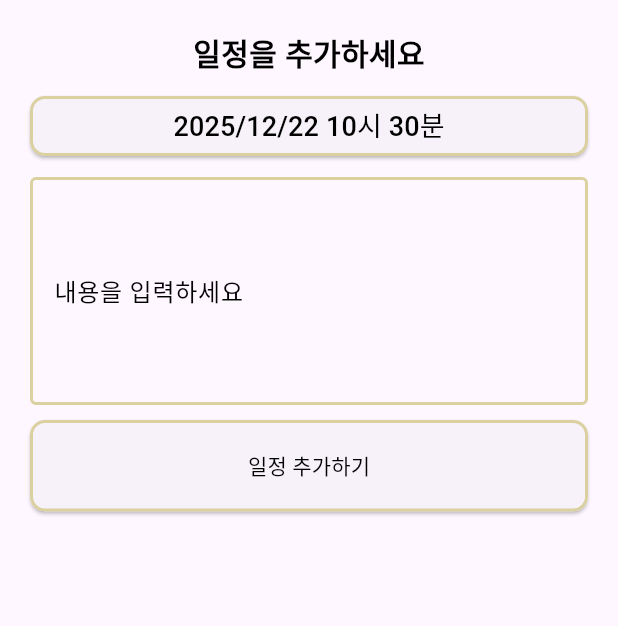
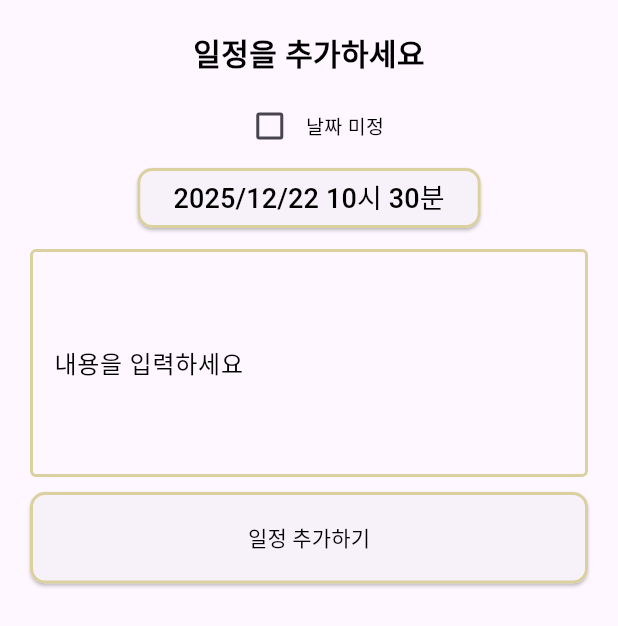
Before and after one commit to devhyunwoo/flutter_doit, a Flutter app: the HomeBottomSheet widget shown alone on an empty page, opened directly, on a phone screen of 412 x 824 dp. Shown: the top 626 px of the screen. Run offline on Flutter 3.47's test engine with Material 3 defaults, Android fonts, the phone set to English and light mode, and no system bars; our stand-ins replace dio, flutter_riverpod, freezed_annotation, go_router, sqflite, sticky_headers and 1 more; accounts and stored records are empty.

Commit message:
날짜 미정 추가 및 일정 수정 기능 추가

```diff
--- a/lib/data/database/database_helper.dart
+++ b/lib/data/database/database_helper.dart
@@ -29,7 +29,8 @@ class DatabaseHelper {
             imageUrl TEXT,
             content TEXT NOT NULL,
             dateTime TEXT NOT NULL,
-            isDone INTEGER NOT NULL DEFAULT 0
+            isDone INTEGER NOT NULL DEFAULT 0,
+            isTBD INTEGER NOT NULL DEFAULT 0
           )
         ''');
       },
--- a/lib/ui/home/contract/effect/home_effect.dart
+++ b/lib/ui/home/contract/effect/home_effect.dart
@@ -2,7 +2,11 @@ import '../state/todo.dart';
 
 sealed class HomeEffect {}
 
-class ShowBottomSheet extends HomeEffect {}
+class ShowBottomSheet extends HomeEffect {
+  final TodoModel? todo;
+
+  ShowBottomSheet({this.todo});
+}
 
 class ShowDialog extends HomeEffect {
   final TodoModel todo;
--- a/lib/ui/home/contract/event/home_event.dart
+++ b/lib/ui/home/contract/event/home_event.dart
@@ -2,7 +2,11 @@ import 'package:doit_app/ui/home/contract/state/todo.dart';
 
 sealed class HomeEvent {}
 
-class OnClickAddTodo extends HomeEvent {}
+class OnClickAddTodo extends HomeEvent {
+  final TodoModel? todo;
+
+  OnClickAddTodo(this.todo);
+}
 
 class ReloadData extends HomeEvent {}
 
--- a/lib/ui/home/contract/state/todo.dart
+++ b/lib/ui/home/contract/state/todo.dart
@@ -11,6 +11,7 @@ class TodoModel with _$TodoModel {
     required String content,
     required DateTime dateTime,
     @Default(0) int isDone,
+    @Default(0) int isTBD,
   }) = _TodoModel;
 
   factory TodoModel.fromJson(Map<String, dynamic> json) => _$TodoModelFromJson(json);
--- a/lib/ui/home/view/widgets/bottom_sheet/bottom_sheet.dart
+++ b/lib/ui/home/view/widgets/bottom_sheet/bottom_sheet.dart
@@ -1,3 +1,4 @@
+import 'package:doit_app/ui/home/contract/state/todo.dart';
 import 'package:doit_app/utils/color_util.dart';
 import 'package:flutter/cupertino.dart';
 import 'package:flutter/material.dart';
@@ -6,11 +7,31 @@ import 'package:go_router/go_router.dart';
 
 import '../../../../di/di.dart';
 
-class HomeBottomSheet extends ConsumerWidget {
-  const HomeBottomSheet({super.key});
+class HomeBottomSheet extends ConsumerStatefulWidget {
+  final TodoModel? currentTodo;
+
+  const HomeBottomSheet({this.currentTodo, super.key});
 
   @override
-  Widget build(BuildContext context, WidgetRef ref) {
+  ConsumerState<HomeBottomSheet> createState() => _HomeBottomSheetState();
+}
+
+class _HomeBottomSheetState extends ConsumerState<HomeBottomSheet> {
+  late final TextEditingController _controller;
+
+  @override
+  void initState() {
+    super.initState();
+    _controller = TextEditingController(text: widget.currentTodo?.content);
+    if (widget.currentTodo != null) {
+      WidgetsBinding.instance.addPostFrameCallback((_) {
+        ref.read(bottomSheetProvider.notifier).setTodo(widget.currentTodo!);
+      });
+    }
+  }
+
+  @override
+  Widget build(BuildContext context) {
     return Container(
       width: double.infinity,
       padding: const EdgeInsets.all(20),
@@ -37,14 +58,47 @@ class HomeBottomSheet extends ConsumerWidget {
     );
   }
 
+  @override
+  void dispose() {
+    super.dispose();
+    _controller.dispose();
+  }
+
   Widget _dateTimeItem(BuildContext context, WidgetRef ref) {
-    final dateTime = ref.watch(bottomSheetProvider).dateTime;
+    final todo = ref.watch(bottomSheetProvider);
 
-    return SizedBox(
-      width: double.infinity,
+    return Column(
+      children: [
+        Align(
+          alignment: Alignment.center,
+          child: Row(
+            mainAxisAlignment: MainAxisAlignment.center,
+            children: [
+              Checkbox(
+                value: todo.isTBD == 1,
+                onChanged: (checked) {
+                  ref
+                      .read(bottomSheetProvider.notifier)
+                      .setTbd(checked == true ? 1 : 0);
+                },
+              ),
+              Text(
+                '날짜 미정',
+                style: TextStyle(fontSize: 13, color: Colors.black),
+              ),
+            ],
+          ),
+        ),
+        Align(
+          alignment: Alignment.center,
+          child: SizedBox(
             child: ElevatedButton(
               onPressed: () async {
-          final picker = await _showRollingDateTimePicker(context, dateTime);
+                if (todo.isTBD == 1) return;
+                final picker = await _showRollingDateTimePicker(
+                  context,
+                  todo.dateTime,
+                );
                 if (picker != null) {
                   ref.read(bottomSheetProvider.notifier).setDateTime(picker);
                 }
@@ -57,16 +111,22 @@ class HomeBottomSheet extends ConsumerWidget {
                 ),
               ),
               child: Text(
-          '${dateTime.year}/${dateTime.month}/${dateTime.day} ${dateTime.hour}시 ${dateTime.minute}분',
+                (todo.isTBD == 0)
+                    ? '${todo.dateTime.year}/${todo.dateTime.month}/${todo.dateTime.day} ${todo.dateTime.hour}시 ${todo.dateTime.minute}분'
+                    : '날짜 미정',
                 style: TextStyle(fontSize: 18),
               ),
             ),
+          ),
+        ),
+      ],
     );
   }
 
   Widget _contentItem(WidgetRef ref) {
     return TextField(
-      decoration: const InputDecoration(
+      controller: _controller,
+      decoration: InputDecoration(
         labelText: '내용을 입력하세요',
         labelStyle: TextStyle(color: Colors.black),
         border: OutlineInputBorder(),
@@ -88,7 +148,9 @@ class HomeBottomSheet extends ConsumerWidget {
       width: double.infinity,
       child: ElevatedButton(
         onPressed: () {
-          ref.read(bottomSheetProvider.notifier).addTodo();
+          ref
+              .read(bottomSheetProvider.notifier)
+              .addTodo(widget.currentTodo != null);
           context.pop();
         },
         style: ElevatedButton.styleFrom(
--- a/lib/ui/home/view_model/home_view_model.dart
+++ b/lib/ui/home/view_model/home_view_model.dart
@@ -57,7 +57,7 @@ class HomeViewModel extends AsyncNotifier<HomeState> {
   Future<void> setEvent(HomeEvent event) async {
     switch (event) {
       case OnClickAddTodo():
-        _effectController.add(ShowBottomSheet());
+        _effectController.add(ShowBottomSheet(todo: event.todo));
       case ReloadData():
         {
           state = const AsyncLoading();
```
Also changed, not shown: lib/ui/home/view/home_view.dart (+8 -14 lines), lib/ui/home/view/widgets/bottom_sheet/bottom_sheet_provider.dart (+20 -5 lines), lib/ui/home/view/widgets/todo_item.dart (+23 -7 lines), lib/ui/month/view/widget/month_content.dart (+14 -4 lines), lib/ui/home/contract/state/todo.freezed.dart, lib/ui/home/contract/state/todo.g.dart. Lines whose indentation alone changed are shown as unchanged.
